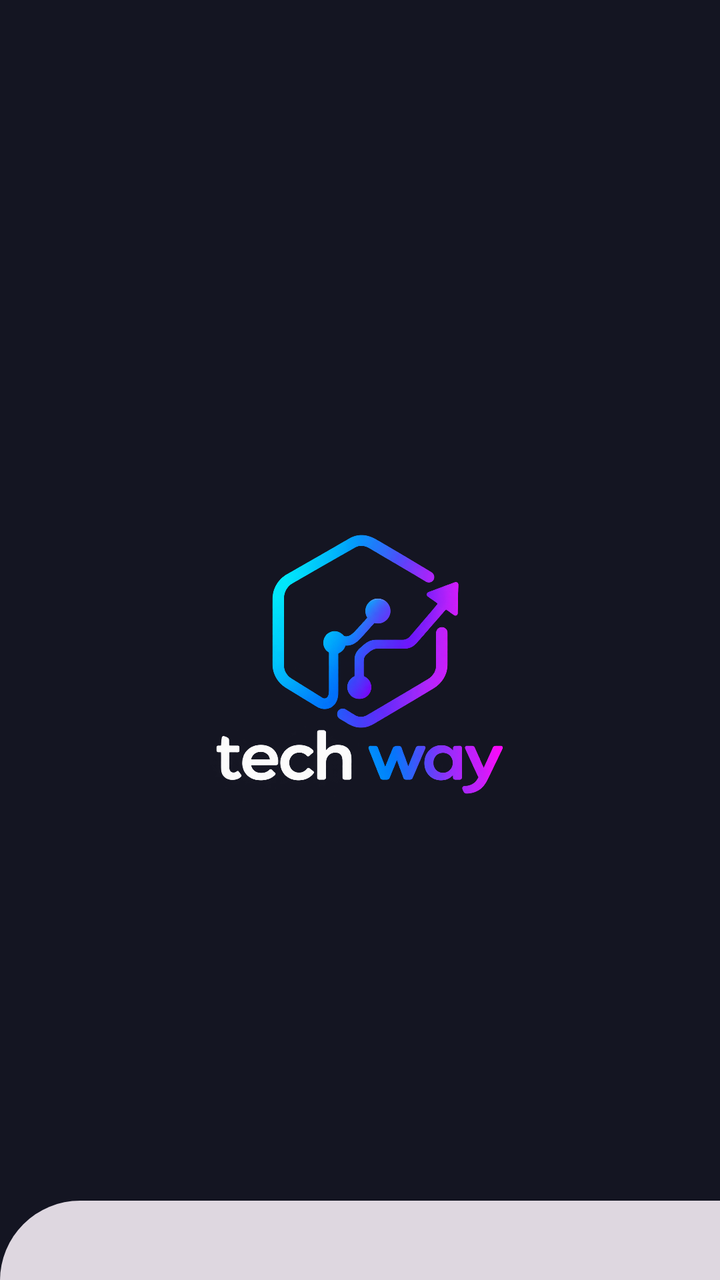
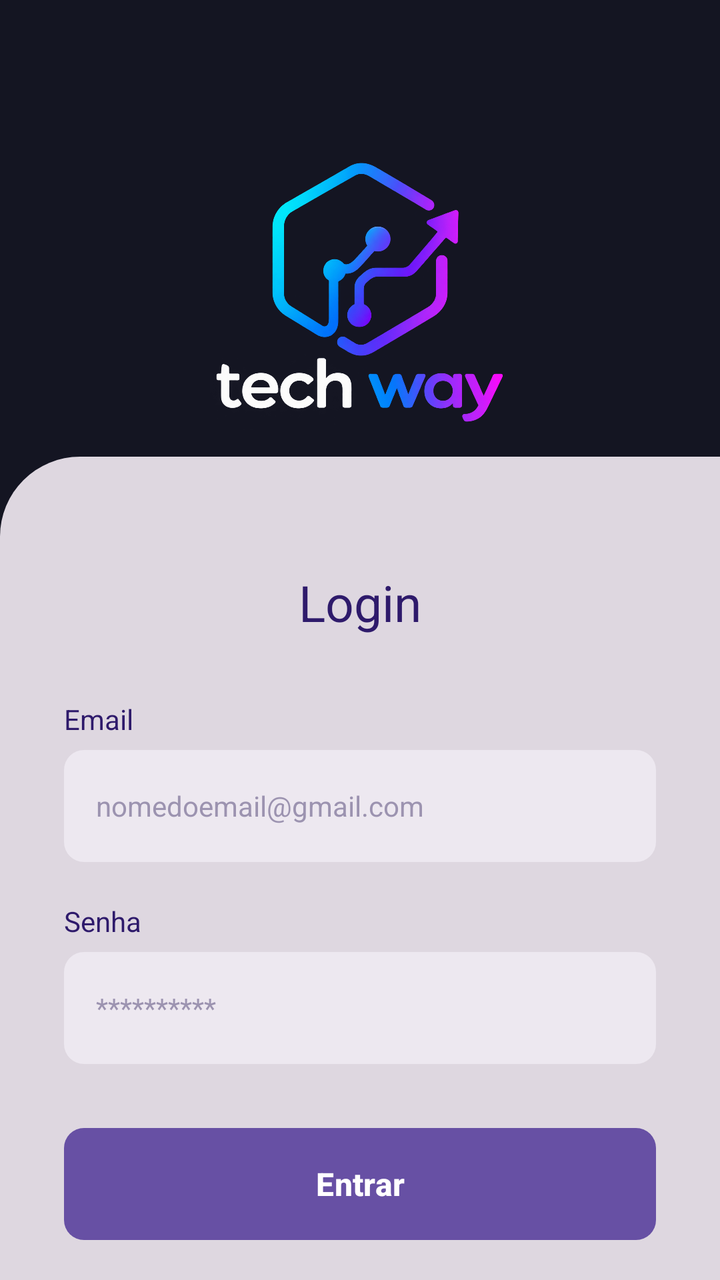

Screens rendered from an Android XML layout before and after an edit, with the pre-edit source and the edit as a unified diff.
<!-- AndroidManifest.xml: application theme Theme.TechWayTCC -->
<!-- res/layout/activity_login.xml -->
<?xml version="1.0" encoding="utf-8"?>
<androidx.constraintlayout.widget.ConstraintLayout xmlns:android="http://schemas.android.com/apk/res/android"
    xmlns:app="http://schemas.android.com/apk/res-auto"
    android:layout_width="match_parent"
    android:layout_height="match_parent"
    android:background="#DED7E0">


    <LinearLayout
        android:id="@+id/topBar"
        android:layout_width="0dp"
        android:layout_height="wrap_content"
        android:background="#141522"
        android:gravity="center"
        android:orientation="vertical"
        android:paddingTop="56dp"
        android:paddingBottom="32dp"
        app:layout_constraintEnd_toEndOf="parent"
        app:layout_constraintStart_toStartOf="parent"
        app:layout_constraintTop_toTopOf="parent">

        <ImageView
            android:id="@+id/imgLogo"
            android:layout_width="150dp"
            android:layout_height="wrap_content"
            android:contentDescription="Logo TechWay"
            android:src="@drawable/logo" />

    </LinearLayout>

    <androidx.core.widget.NestedScrollView
        android:layout_width="0dp"
        android:layout_height="0dp"
        android:layout_marginTop="-40dp"
        app:layout_constraintBottom_toBottomOf="parent"
        app:layout_constraintEnd_toEndOf="parent"
        app:layout_constraintStart_toStartOf="parent"
        app:layout_constraintTop_toBottomOf="@id/topBar">

        <LinearLayout
            android:layout_width="match_parent"
            android:layout_height="wrap_content"
            android:background="@drawable/bg_card_top_rounded"
            android:orientation="vertical"
            android:paddingStart="32dp"
            android:paddingTop="56dp"
            android:paddingEnd="32dp"
            android:paddingBottom="32dp">

            <TextView
                android:layout_width="match_parent"
                android:layout_height="wrap_content"
                android:gravity="center"
                android:text="Login"
                android:textColor="#2E1A6B"
                android:textSize="25sp" />

            <TextView
                android:layout_width="51dp"
                android:layout_height="wrap_content"
                android:layout_marginTop="32dp"
                android:text="Email"
                android:textColor="#2E1A6B"
                android:textSize="14sp" />

            <EditText
                android:id="@+id/edtEmail"
                android:layout_width="match_parent"
                android:layout_height="56dp"
                android:layout_marginTop="6dp"
                android:background="@drawable/bg_input_field"
                android:hint="nomedoemail@gmail.com"
                android:inputType="textEmailAddress"
                android:paddingStart="16dp"
                android:paddingEnd="16dp"
                android:textColor="#2E1A6B"
                android:textColorHint="#9C93B0"
                android:textSize="14sp" />

            <TextView
                android:layout_width="53dp"
                android:layout_height="wrap_content"
                android:layout_marginTop="20dp"
                android:text="Senha"
                android:textColor="#2E1A6B"
                android:textSize="14sp" />

            <EditText
                android:id="@+id/edtSenha"
                android:layout_width="match_parent"
                android:layout_height="56dp"
                android:layout_marginTop="6dp"
                android:background="@drawable/bg_input_field"
                android:hint="**********"
                android:inputType="textPassword"
                android:paddingStart="16dp"
                android:paddingEnd="16dp"
                android:textColor="#2E1A6B"
                android:textColorHint="#9C93B0"
                android:textSize="14sp" />

            <Button
                android:id="@+id/btnEntrar"
                android:layout_width="match_parent"
                android:layout_height="56dp"
                android:layout_marginTop="32dp"
                android:background="@drawable/bg_button_entrar"
                android:text="entrar"
                android:textAllCaps="false"
                android:textColor="#FFFFFF"
                android:textSize="16sp"
                android:textStyle="bold" />

            <ProgressBar
                android:id="@+id/progressBar"
                android:layout_width="wrap_content"
                android:layout_height="wrap_content"
                android:layout_gravity="center"
                android:layout_marginTop="16dp"
                android:visibility="gone" />

            <TextView
                android:layout_width="match_parent"
                android:layout_height="wrap_content"
                android:layout_marginTop="32dp"
                android:gravity="center"
                android:text="Nao tem login?"
                android:textColor="#2E1A6B"
                android:textSize="14sp" />

            <TextView
                android:id="@+id/txtCliqueAqui"
                android:layout_width="match_parent"
                android:layout_height="wrap_content"
                android:gravity="center"
                android:paddingTop="2dp"
                android:text="clique aqui"
                android:textColor="#2E1A6B"
                android:textSize="14sp"
                android:textStyle="bold" />

        </LinearLayout>
    </androidx.core.widget.NestedScrollView>

</androidx.constraintlayout.widget.ConstraintLayout>
<!-- resources referenced by this layout -->
<resources>
  <!-- drawable bg_button_entrar (drawable) -->
  <?xml version="1.0" encoding="utf-8"?>
  <shape xmlns:android="http://schemas.android.com/apk/res/android"
      android:shape="rectangle">
      <solid android:color="#2A1670" />
      <corners android:radius="10dp" />
  </shape>
  <!-- drawable bg_card_top_rounded (drawable) -->
  <?xml version="1.0" encoding="utf-8"?>
  <shape xmlns:android="http://schemas.android.com/apk/res/android"
      android:shape="rectangle">
      <solid android:color="#DED7E0" />
      <corners
          android:topLeftRadius="40dp" />
  </shape>
  <!-- drawable bg_input_field (drawable) -->
  <?xml version="1.0" encoding="utf-8"?>
  <shape xmlns:android="http://schemas.android.com/apk/res/android"
      android:shape="rectangle">
      <solid android:color="#EDE8F0" />
      <corners android:radius="10dp" />
  </shape>
  <!-- drawable logo: png bitmap (drawable, 471142 bytes) -->
  <style name="Theme.TechWayTCC" parent="Base.Theme.TechWayTCC" />
  <style name="Base.Theme.TechWayTCC" parent="Theme.Material3.DayNight.NoActionBar">
          
          
      </style>
</resources>

<!-- the commit's change to res/layout/activity_login.xml (unified diff, before → after) -->
@@ -22,9 +22,10 @@
         <ImageView
             android:id="@+id/imgLogo"
             android:layout_width="150dp"
-            android:layout_height="wrap_content"
+            android:layout_height="150dp"
             android:contentDescription="Logo TechWay"
-            android:src="@drawable/logo" />
+            android:src="@drawable/logo"
+            android:layout_margin="15dp"/>
 
     </LinearLayout>
 
@@ -105,7 +106,7 @@
                 android:layout_height="56dp"
                 android:layout_marginTop="32dp"
                 android:background="@drawable/bg_button_entrar"
-                android:text="entrar"
+                android:text="Entrar"
                 android:textAllCaps="false"
                 android:textColor="#FFFFFF"
                 android:textSize="16sp"
@@ -124,7 +125,7 @@
                 android:layout_height="wrap_content"
                 android:layout_marginTop="32dp"
                 android:gravity="center"
-                android:text="Nao tem login?"
+                android:text="Não tem conta?"
                 android:textColor="#2E1A6B"
                 android:textSize="14sp" />
 
@@ -134,7 +135,7 @@
                 android:layout_height="wrap_content"
                 android:gravity="center"
                 android:paddingTop="2dp"
-                android:text="clique aqui"
+                android:text="Clique aqui"
                 android:textColor="#2E1A6B"
                 android:textSize="14sp"
                 android:textStyle="bold" />
